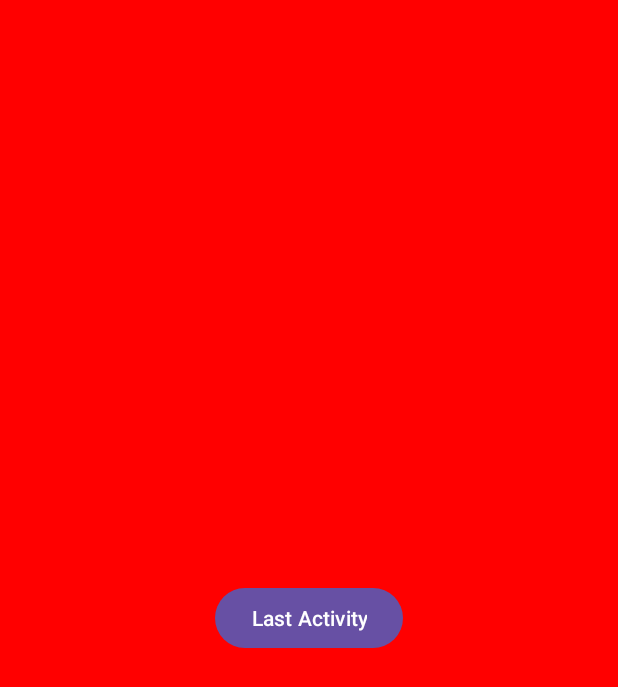
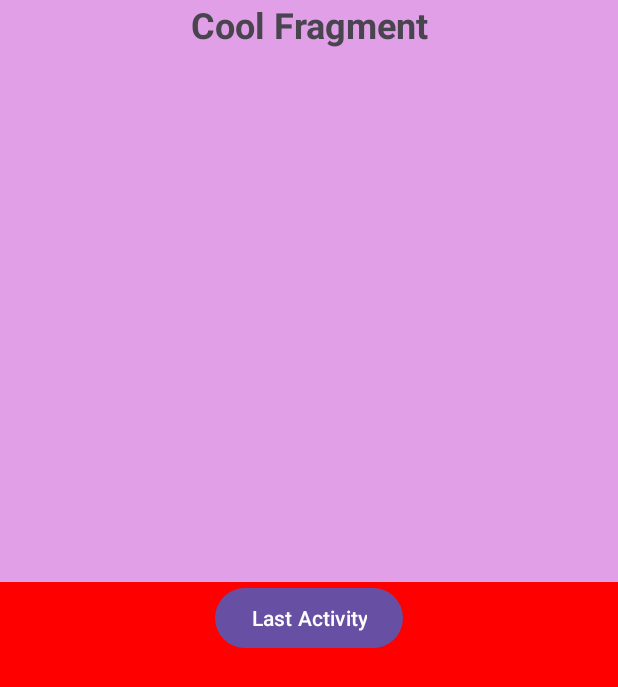
Before and after one commit to Juhniel/java22-mobilt-shake-juhn-kim, an Android app: the screen it shows after launch (SecondActivity), after a tap on "Next Activity", on a phone screen of 412 x 824 dp. Shown: the top 687 px of the screen. Run offline under Robolectric (Android 15) with nearby library versions, the light colour scheme and no system bars.

Commit message:
Added gyroscope + accelerometer

```diff
--- a/app/src/main/AndroidManifest.xml
+++ b/app/src/main/AndroidManifest.xml
@@ -1,6 +1,7 @@
 <?xml version="1.0" encoding="utf-8"?>
 <manifest xmlns:android="http://schemas.android.com/apk/res/android"
     xmlns:tools="http://schemas.android.com/tools">
+
 
     <application
         android:allowBackup="true"
@@ -35,5 +36,4 @@
             </intent-filter>
         </activity>
     </application>
-
 </manifest>
--- /dev/null
+++ b/app/src/main/java/com/juhnkim/shake/CoolFragment.java
@@ -0,0 +1,64 @@
+package com.juhnkim.shake;
+
+import android.os.Bundle;
+
+import androidx.fragment.app.Fragment;
+
+import android.view.LayoutInflater;
+import android.view.View;
+import android.view.ViewGroup;
+
+/**
+ * A simple {@link Fragment} subclass.
+ * Use the {@link CoolFragment#newInstance} factory method to
+ * create an instance of this fragment.
+ */
+public class CoolFragment extends Fragment {
+
+    // TODO: Rename parameter arguments, choose names that match
+    // the fragment initialization parameters, e.g. ARG_ITEM_NUMBER
+    private static final String ARG_PARAM1 = "param1";
+    private static final String ARG_PARAM2 = "param2";
+
+    // TODO: Rename and change types of parameters
+    private String mParam1;
+    private String mParam2;
+
+    public CoolFragment() {
+        // Required empty public constructor
+    }
+
+    /**
+     * Use this factory method to create a new instance of
+     * this fragment using the provided parameters.
+     *
+     * @param param1 Parameter 1.
+     * @param param2 Parameter 2.
+     * @return A new instance of fragment CoolFragment.
+     */
+    // TODO: Rename and change types and number of parameters
+    public static CoolFragment newInstance(String param1, String param2) {
+        CoolFragment fragment = new CoolFragment();
+        Bundle args = new Bundle();
+        args.putString(ARG_PARAM1, param1);
+        args.putString(ARG_PARAM2, param2);
+        fragment.setArguments(args);
+        return fragment;
+    }
+
+    @Override
+    public void onCreate(Bundle savedInstanceState) {
+        super.onCreate(savedInstanceState);
+        if (getArguments() != null) {
+            mParam1 = getArguments().getString(ARG_PARAM1);
+            mParam2 = getArguments().getString(ARG_PARAM2);
+        }
+    }
+
+    @Override
+    public View onCreateView(LayoutInflater inflater, ViewGroup container,
+                             Bundle savedInstanceState) {
+        // Inflate the layout for this fragment
+        return inflater.inflate(R.layout.fragment_cool, container, false);
+    }
+}
--- a/app/src/main/java/com/juhnkim/shake/MainActivity.java
+++ b/app/src/main/java/com/juhnkim/shake/MainActivity.java
@@ -7,6 +7,7 @@ import android.hardware.SensorEvent;
 import android.hardware.SensorEventListener;
 import android.hardware.SensorManager;
 import android.os.Bundle;
+import android.provider.Settings;
 import android.util.Log;
 import android.widget.Button;
 import android.widget.ImageView;
@@ -19,19 +20,26 @@ public class MainActivity extends AppCompatActivity implements SensorEventListen
     private ImageView image;
     private SensorManager sensorManager;
     private Sensor gyroSensor;
+    private Sensor accelSensor;
     private TextView tv;
+
+    private TextView tv2;
+
 
     @Override
     protected void onCreate(Bundle savedInstanceState) {
         super.onCreate(savedInstanceState);
         setContentView(R.layout.activity_main);
 
-        tv =findViewById(R.id.textView);
-        tv.setText("X: \nY: \nZ:");
+        tv = findViewById(R.id.textView);
+        tv.setText("Gyroscope \nX: \nY: \nZ:");
+
+        tv2 = findViewById(R.id.textView2);
 
         // Initialize the SensorManager and the gyroscope sensor
         sensorManager = (SensorManager) getSystemService(Context.SENSOR_SERVICE);
         gyroSensor = sensorManager.getDefaultSensor(Sensor.TYPE_GYROSCOPE);
+        accelSensor = sensorManager.getDefaultSensor(Sensor.TYPE_ACCELEROMETER);
 
         image = findViewById(R.id.imageView);
         // Register the listener for the sensor
@@ -55,7 +63,7 @@ public class MainActivity extends AppCompatActivity implements SensorEventListen
 
             // Threshold for detecting a shake or rapid rotation.
             // You can calibrate this value as needed.
-            final float THRESHOLD = 3.0f;
+            final float THRESHOLD = 5;
 
             // Update the text view with the gyroscope data
             tv.setText("X: " + x + "\nY: " + y + "\nZ: " + z);
@@ -71,6 +79,14 @@ public class MainActivity extends AppCompatActivity implements SensorEventListen
                 Intent intent = new Intent(MainActivity.this, SecondActivity.class);
                 startActivity(intent);
             }
+        }  else if (event.sensor.getType() == Sensor.TYPE_ACCELEROMETER) {
+            float ax = event.values[0];
+            float ay = event.values[1];
+            float az = event.values[2];
+
+            // You can display these values in your UI here
+            // For example, appending it to your TextView:
+            tv2.setText("\nAccelerometer:\nAX: " + ax + "\nAY: " + ay + "\nAZ: " + az);
         }
     }
 
@@ -83,7 +99,8 @@ public class MainActivity extends AppCompatActivity implements SensorEventListen
     protected void onPause() {
         super.onPause();
         // Unregister the sensor listener to save battery
-        sensorManager.unregisterListener(this);
+        sensorManager.unregisterListener(this, gyroSensor);
+        sensorManager.unregisterListener(this, accelSensor);
     }
 
     @Override
@@ -91,6 +108,7 @@ public class MainActivity extends AppCompatActivity implements SensorEventListen
         super.onResume();
         // Re-register the sensor listener
         sensorManager.registerListener(this, gyroSensor, SensorManager.SENSOR_DELAY_NORMAL);
+        sensorManager.registerListener(this, accelSensor, SensorManager.SENSOR_DELAY_NORMAL);
     }
 
     private void rotateImage(float x, float y, float z) {
--- a/app/src/main/java/com/juhnkim/shake/SecondActivity.java
+++ b/app/src/main/java/com/juhnkim/shake/SecondActivity.java
@@ -1,10 +1,12 @@
 package com.juhnkim.shake;
 
 import androidx.appcompat.app.AppCompatActivity;
+import androidx.fragment.app.FragmentManager;
 import androidx.fragment.app.FragmentTransaction;
 
 import android.content.Intent;
 import android.os.Bundle;
+import android.view.View;
 import android.widget.Button;
 
 public class SecondActivity extends AppCompatActivity {
@@ -21,5 +23,13 @@ public class SecondActivity extends AppCompatActivity {
             startActivity(intent);
         });
 
+
+
+        FragmentManager fm = getSupportFragmentManager();
+
+        fm.beginTransaction()
+                .add(R.id.fragmentContainerView, CoolFragment.class, null) // gets the first animations
+                .commit();
+
     }
 }
--- a/app/src/main/res/layout/activity_second.xml
+++ b/app/src/main/res/layout/activity_second.xml
@@ -6,6 +6,15 @@
     android:layout_height="match_parent"
     android:background="#FF0000"
     tools:context=".SecondActivity">
+
+    <androidx.fragment.app.FragmentContainerView
+        android:id="@+id/fragmentContainerView"
+        android:layout_width="0dp"
+        android:layout_height="0dp"
+        app:layout_constraintBottom_toTopOf="@+id/lastActivityBtn"
+        app:layout_constraintEnd_toEndOf="parent"
+        app:layout_constraintStart_toStartOf="parent"
+        app:layout_constraintTop_toTopOf="parent" />
 
     <Button
         android:id="@+id/lastActivityBtn"
@@ -16,4 +25,5 @@
         app:layout_constraintEnd_toEndOf="parent"
         app:layout_constraintStart_toStartOf="parent"
         app:layout_constraintTop_toTopOf="parent" />
+
 </androidx.constraintlayout.widget.ConstraintLayout>
--- /dev/null
+++ b/app/src/main/res/layout/fragment_cool.xml
@@ -0,0 +1,18 @@
+<?xml version="1.0" encoding="utf-8"?>
+<FrameLayout xmlns:android="http://schemas.android.com/apk/res/android"
+    xmlns:tools="http://schemas.android.com/tools"
+    android:layout_width="match_parent"
+    android:layout_height="match_parent"
+    tools:context=".CoolFragment">
+
+    <!-- TODO: Update blank fragment layout -->
+    <TextView
+        android:layout_width="match_parent"
+        android:layout_height="match_parent"
+        android:background="#E19FE8"
+        android:text="Cool Fragment"
+        android:textAlignment="center"
+        android:textSize="24sp"
+        android:textStyle="bold" />
+
+</FrameLayout>
--- a/app/src/main/res/values/strings.xml
+++ b/app/src/main/res/values/strings.xml
@@ -44,4 +44,6 @@
         libero vel nunc consequat, quis tincidunt nisl eleifend. Cras bibendum enim a justo luctus
         vestibulum. Fusce dictum libero quis erat maximus, vitae volutpat diam dignissim.
     </string>
+    <!-- TODO: Remove or change this placeholder text -->
+    <string name="hello_blank_fragment">Hello blank fragment</string>
 </resources>
```
Also changed, not shown: app/src/main/res/layout/activity_main.xml (+14 -5 lines), app/src/main/res/drawable/cube.png (added).
